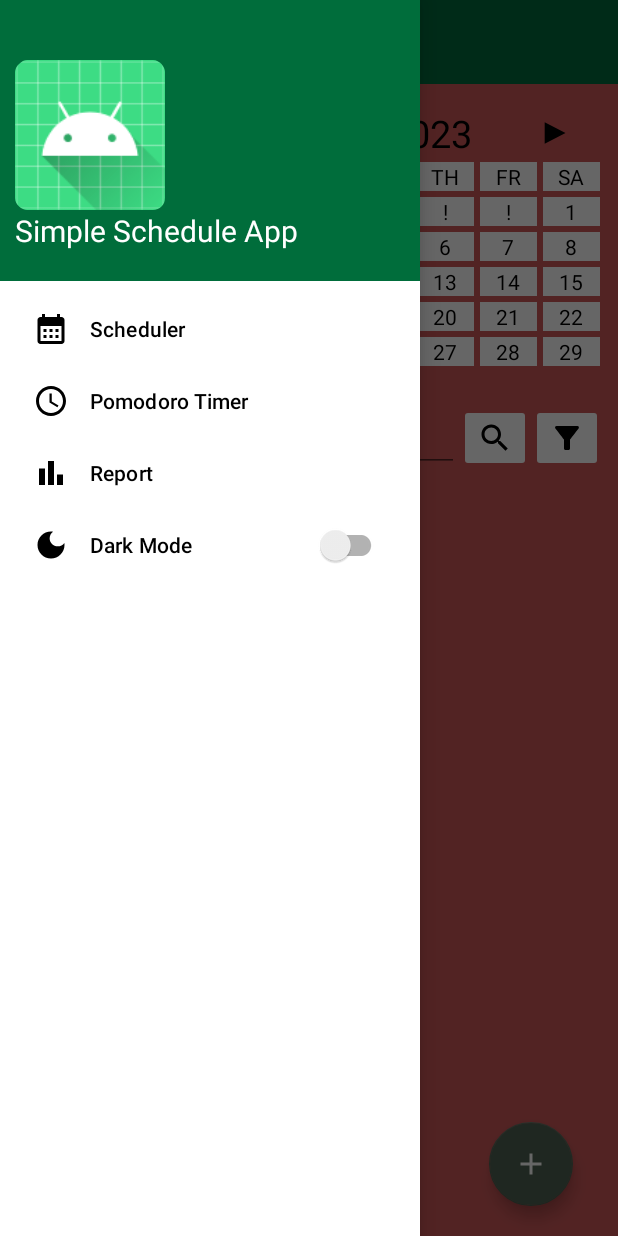
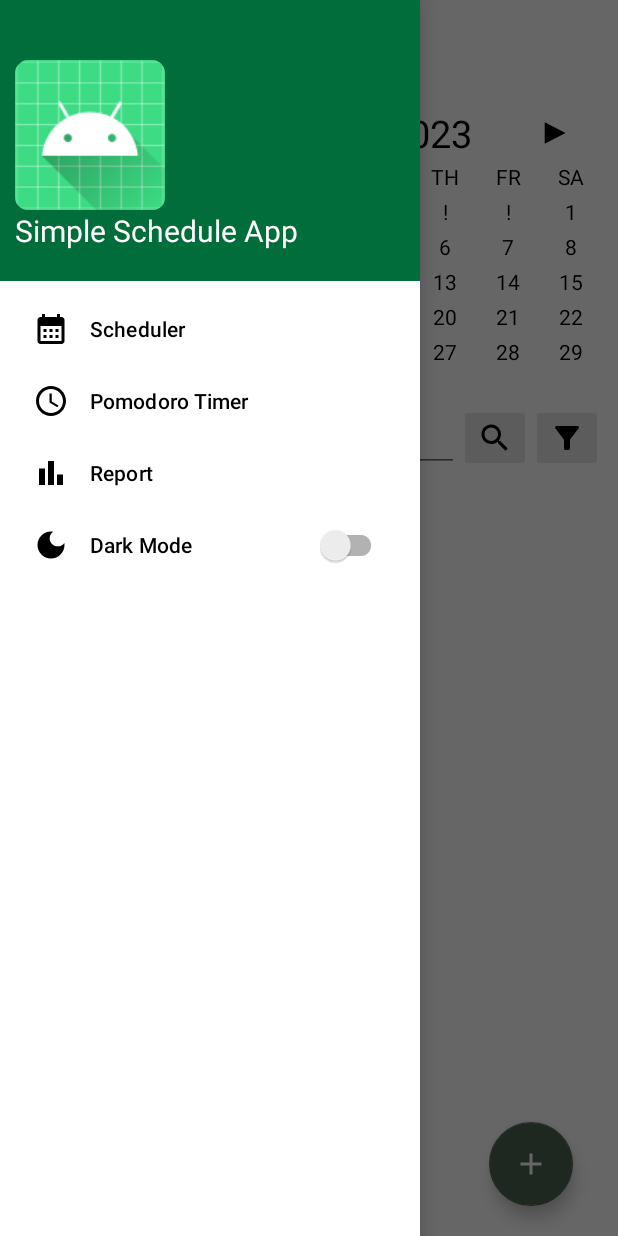
Before and after one commit to Lamlance/HCMUS_CSC13009_20KTPM2_Group02_ScheduleProject, an Android app: the fragment CalendarFragment placed in its activity, with the side drawer open, on a phone screen of 412 x 824 dp. Run offline under Robolectric (Android 15) with nearby library versions, the phone set to English and light mode, and no system bars; libraries missing offline, so code that uses them is left out: com.github.mikephil.charting; 3 statements that could not run were skipped.

Commit message:
patches after merge

```diff
--- a/app/src/main/java/com/honaglam/scheduleproject/Calendar/CalendarViewHolder.java
+++ b/app/src/main/java/com/honaglam/scheduleproject/Calendar/CalendarViewHolder.java
@@ -1,6 +1,7 @@
 package com.honaglam.scheduleproject.Calendar;
 
 import android.view.View;
+import android.widget.FrameLayout;
 import android.widget.LinearLayout;
 import android.widget.TextView;
 import android.widget.Toast;
@@ -18,7 +19,7 @@ public class CalendarViewHolder extends RecyclerView.ViewHolder {
 
     TextView txtDate;
     OnClickPositionCallBack clickPositionCallBack = null;
-    LinearLayout layoutItemAll;
+    FrameLayout layoutItemAll;
     public interface OnClickPositionCallBack {
         void clickAtPosition(int position) throws NotImplementedError;
     }
--- a/app/src/main/java/com/honaglam/scheduleproject/MainActivity.java
+++ b/app/src/main/java/com/honaglam/scheduleproject/MainActivity.java
@@ -107,7 +107,7 @@ public class MainActivity extends AppCompatActivity {
   @Override
   protected void onCreate(Bundle savedInstanceState) {
     super.onCreate(savedInstanceState);
-    AppCompatDelegate.setDefaultNightMode(AppCompatDelegate.MODE_NIGHT_FOLLOW_SYSTEM);
+    //AppCompatDelegate.setDefaultNightMode(AppCompatDelegate.MODE_NIGHT_FOLLOW_SYSTEM);
     setContentView(R.layout.activity_main);
 
     fragmentManager = getSupportFragmentManager();
@@ -272,7 +272,9 @@ public class MainActivity extends AppCompatActivity {
     edit.putLong(PREF_KEY_WORK_TIME, settings.workMillis);
     edit.putLong(PREF_KEY_SHORT_TIME, settings.shortBreakMillis);
     edit.putLong(PREF_KEY_LONG_TIME, settings.longBreakMillis);
-    edit.putString(PREF_KEY_ALARM, settings.alarmUri.toString());
+    if(settings.alarmUri != null){
+      edit.putString(PREF_KEY_ALARM, settings.alarmUri.toString());
+    }
     edit.putBoolean(PREF_KEY_AUTO_BREAK, settings.autoStartBreakSetting);
     edit.putBoolean(PREF_KEY_AUTO_POMODORO, settings.autoStartPomodoroSetting);
     edit.putLong(PREF_KEY_LONG_INTERVAL, settings.longBreakInterValSetting);
@@ -488,10 +490,10 @@ public class MainActivity extends AppCompatActivity {
       Toast.makeText(MainActivity.this, "Dark is on " + isOn, Toast.LENGTH_SHORT).show();
       if (isOn == true) {
         darkModeIsOn = true;
-        //AppCompatDelegate.setDefaultNightMode(AppCompatDelegate.MODE_NIGHT_YES);
+        AppCompatDelegate.setDefaultNightMode(AppCompatDelegate.MODE_NIGHT_YES);
       } else {
         darkModeIsOn = false;
-        //AppCompatDelegate.setDefaultNightMode(AppCompatDelegate.MODE_NIGHT_NO);
+        AppCompatDelegate.setDefaultNightMode(AppCompatDelegate.MODE_NIGHT_NO);
       }
     }
   }
@@ -527,6 +529,7 @@ public class MainActivity extends AppCompatActivity {
 
       calendarFragment = CalendarFragment.newInstance();
       timerFragment = TimerFragment.newInstance();
+      statisticFragment = StatisticFragment.newInstance();
 
       fragmentManager
               .beginTransaction()
--- a/app/src/main/res/layout/calendar_date_item.xml
+++ b/app/src/main/res/layout/calendar_date_item.xml
@@ -1,27 +1,23 @@
 <?xml version="1.0" encoding="utf-8"?>
-<LinearLayout xmlns:android="http://schemas.android.com/apk/res/android"
+<FrameLayout xmlns:android="http://schemas.android.com/apk/res/android"
     xmlns:tools="http://schemas.android.com/tools"
+    android:orientation="vertical"
     style="@style/SCREEN"
+    android:layout_width="match_parent"
     android:id="@+id/layoutCalendarItemAll"
-    android:layout_width="match_parent"
-    android:layout_height="wrap_content"
-    android:layout_gravity="center"
-    android:orientation="vertical">
-
+    android:layout_height="wrap_content">
   <LinearLayout
-      android:gravity="center_vertical"
       android:layout_width="match_parent"
       android:layout_height="match_parent"
+      android:gravity="center"
       android:padding="2dp">
-
     <TextView
+        style="@style/TEXT"
+        android:textAlignment="center"
+        android:layout_width="match_parent"
+        android:layout_height="match_parent"
+        android:textSize="14sp"
         android:id="@+id/txtCalendarDateItem"
-        style="@style/TEXT"
-        android:layout_width="match_parent"
-        android:layout_height="wrap_content"
-        android:textAlignment="center"
-        android:textSize="14sp"
-        tools:text="1" />
+        tools:text="1"/>
   </LinearLayout>
-
-</LinearLayout>
+</FrameLayout>
--- a/app/src/main/res/layout/fragment_calendar.xml
+++ b/app/src/main/res/layout/fragment_calendar.xml
@@ -150,14 +150,12 @@
         <ImageButton
             android:id="@+id/btnSearchReminder"
             style="@style/IMAGE_BUTTON"
-            android:backgroundTint="@color/white"
             android:src="@drawable/baseline_search_24_black"
             android:layout_width="wrap_content"
             android:layout_height="match_parent"/>
         <ImageButton
             android:id="@+id/btnFilterReminder"
             style="@style/IMAGE_BUTTON"
-            android:backgroundTint="@color/white"
             android:src="@drawable/baseline_filter_alt_24_black"
             android:layout_width="wrap_content"
             android:layout_height="match_parent"/>
--- a/app/src/main/res/layout/fragment_timer.xml
+++ b/app/src/main/res/layout/fragment_timer.xml
@@ -4,6 +4,7 @@
     android:layout_width="match_parent"
     android:layout_height="match_parent"
     xmlns:app="http://schemas.android.com/apk/res-auto"
+    android:background="#CE5959"
     style="@style/SCREEN"
     android:orientation="vertical"
     android:weightSum="10"
@@ -108,7 +109,7 @@
         app:backgroundTint="#410007"
         android:layout_marginLeft="9dp"
         android:layout_marginRight="9dp"
-      app:tint="#ffffff"
+        app:tint="#ffdad8"
         app:maxImageSize="35dp"
         app:elevation="3dp"
         app:pressedTranslationZ="20dp"
--- a/app/src/main/res/layout/fragment_timer_setting.xml
+++ b/app/src/main/res/layout/fragment_timer_setting.xml
@@ -44,7 +44,7 @@
               android:gravity="center"
               android:text="@string/pomodoro"
               android:textAlignment="center"
-              android:textSize="20sp" />
+              android:textSize="15sp" />
           <NumberPicker
               android:id="@+id/workTime"
               android:layout_width="wrap_content"
@@ -63,7 +63,7 @@
               android:layout_gravity="center"
               android:text="@string/short_break"
               android:textAlignment="center"
-              android:textSize="20sp" />
+              android:textSize="15sp" />
           <NumberPicker
               android:id="@+id/shortBreak"
               android:layout_width="wrap_content"
@@ -83,7 +83,7 @@
               android:gravity="center"
               android:text="@string/long_break"
               android:textAlignment="center"
-              android:textSize="20sp" />
+              android:textSize="15sp" />
           <NumberPicker
               android:id="@+id/longBreak"
               android:layout_width="wrap_content"
--- a/app/src/main/res/layout/main_tool_bar.xml
+++ b/app/src/main/res/layout/main_tool_bar.xml
@@ -17,11 +17,11 @@
       android:layout_height="match_parent"
       android:gravity="center">
       <Button
+
         android:id="@+id/toolbarBtn"
-        style="@style/BUTTON"
+          style="@style/SCREEN"
         android:drawableLeft="@drawable/baseline_dehaze_24_white"
         android:text=""
-        android:background="?attr/colorPrimary"
         android:layout_width="40dp"
         android:layout_height="match_parent" />
       <androidx.appcompat.widget.Toolbar
@@ -29,7 +29,7 @@
         app:titleTextColor="@color/white"
         android:layout_width="match_parent"
         android:layout_height="?attr/actionBarSize"
-        android:background="?attr/colorPrimary" />
+          style="@style/SCREEN" />
     </LinearLayout>
 
 
--- a/app/src/main/res/values-night/themes.xml
+++ b/app/src/main/res/values-night/themes.xml
@@ -21,6 +21,7 @@
   <!-- Screen background if dark mode is on-->
   <style name="SCREEN">
     <item name="android:background">#000000</item>
+    <item name="backgroundTint">#000000</item>
   </style>
 
   <!-- Text color if dark mode is on-->
--- a/app/src/main/res/values/themes.xml
+++ b/app/src/main/res/values/themes.xml
@@ -19,7 +19,7 @@
   <!-- Light mode -->
   <!-- Screen background if dark light is on-->
   <style name="SCREEN">
-    <item name="android:background">#CE5959</item>
+    <item name="android:background">#FFFFFF</item>
   </style>
 
   <!-- Text background if light mode is on-->
```
Also changed, not shown: app/src/main/java/com/honaglam/scheduleproject/TimerFragment.java (+18 -11 lines). Lines whose indentation alone changed are shown as unchanged.
